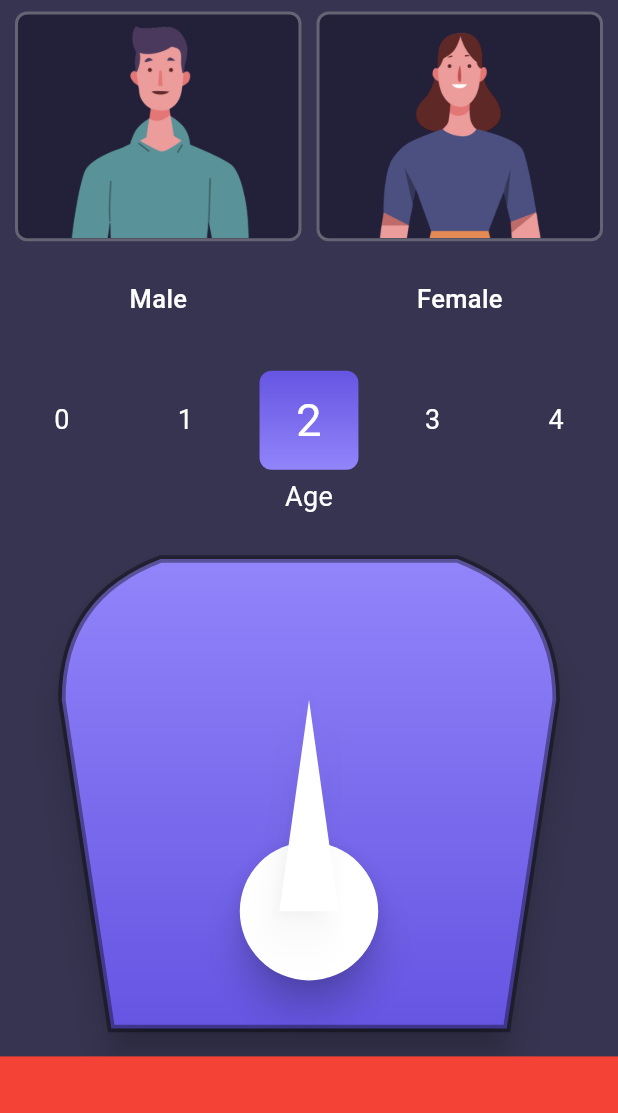
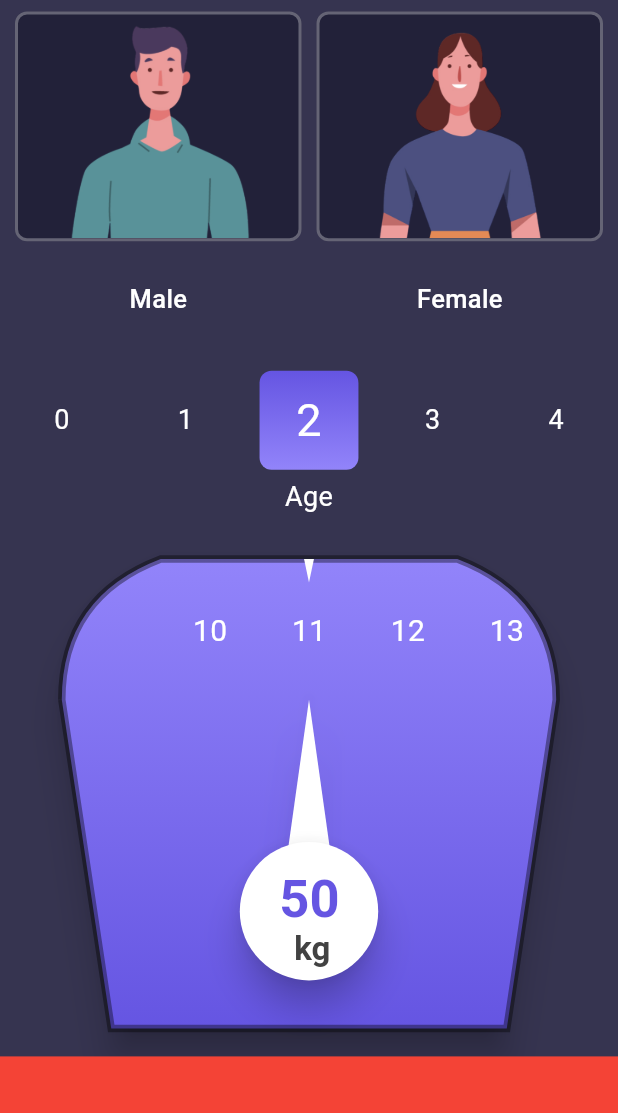
Before and after one commit to NouzNoushad/BMI_Calculator, a Flutter app: the screen it shows after launch, after a tap on an icon or button, on a phone screen of 412 x 824 dp, the part 56-1169 px from its top. Run offline on Flutter 3.47's test engine with Material 3 defaults, Android fonts, the phone set to English and light mode, and no system bars.

Commit message:
weight painter

```diff
--- a/lib/features/presentation/screens/weight_screen/components/bottom_section.dart
+++ b/lib/features/presentation/screens/weight_screen/components/bottom_section.dart
@@ -13,7 +13,7 @@ class BuildBottomSection extends StatefulWidget {
 }
 
 class _BuildBottomSectionState extends State<BuildBottomSection> {
-  int weight = 50;
+  int age = 50;
   ScrollController scrollController = ScrollController();
   @override
   Widget build(BuildContext context) {
@@ -47,8 +47,8 @@ class _BuildBottomSectionState extends State<BuildBottomSection> {
                       scrollController: scrollController,
                       maxValue: 120,
                       minValue: 0,
-                      value: weight,
-                      onChanged: (val) => setState(() => weight = val),
+                      value: age,
+                      onChanged: (val) => setState(() => age = val),
                       width: MediaQuery.of(context).size.width,
                     ),
                   ],
--- a/lib/features/presentation/screens/weight_screen/components/weight_design.dart
+++ b/lib/features/presentation/screens/weight_screen/components/weight_design.dart
@@ -1,4 +1,5 @@
 import 'package:bmi_design/core/utils/extension.dart';
+import 'package:bmi_design/features/presentation/widget/number_slider.dart';
 import 'package:flutter/material.dart';
 
 import 'weight_painter.dart';
@@ -11,6 +12,8 @@ class BuildWeightDesign extends StatefulWidget {
 }
 
 class _BuildWeightDesignState extends State<BuildWeightDesign> {
+  ScrollController scrollController = ScrollController();
+  int weight = 50;
   @override
   Widget build(BuildContext context) {
     return Align(
@@ -18,8 +21,42 @@ class _BuildWeightDesignState extends State<BuildWeightDesign> {
         width: context.width * 0.8,
         height: context.height * 0.38,
         color: Colors.transparent,
-        child: CustomPaint(
-          painter: WeightPainter(),
+        child: Stack(
+          children: [
+            CustomPaint(
+              painter: WeightPainter(
+                value: weight
+              ),
+              size: Size(
+                context.width * 0.8,
+                context.height * 0.38,
+              ),
+            ),
+            Positioned(
+              top: 15,
+              left: 0,
+              child: ClipRRect(
+                borderRadius: const BorderRadius.only(
+                  topLeft: Radius.circular(200),
+                  topRight: Radius.circular(200),
+                ),
+                child: Container(
+                  height: context.height * 0.08,
+                  width: context.width * 0.8,
+                  color: Colors.transparent,
+                  child: NumberSlider(
+                      maxValue: 130,
+                      minValue: 10,
+                      selectedFontSize: 35,
+                      unSelectedFontSize: 20,
+                      width: context.width * 0.8,
+                      value: weight,
+                      onChanged: (val) => setState(() => weight = val),
+                      scrollController: scrollController),
+                ),
+              ),
+            ),
+          ],
         ),
       ),
     );
--- a/lib/features/presentation/screens/weight_screen/components/weight_painter.dart
+++ b/lib/features/presentation/screens/weight_screen/components/weight_painter.dart
@@ -2,15 +2,20 @@ import 'package:bmi_design/core/utils/colors.dart';
 import 'package:flutter/material.dart';
 
 class WeightPainter extends CustomPainter {
+  WeightPainter({
+    required this.value,
+  });
+
+  final int value;
   @override
   void paint(Canvas canvas, Size size) {
     double h = size.height;
     double w = size.width;
     Offset offset = Offset(w * 0.5, h * 0.5);
-    Paint paint = Paint()
-      ..color = Colors.black
-      ..strokeWidth = 2
-      ..style = PaintingStyle.stroke;
+    // Paint paint = Paint()
+    //   ..color = Colors.black
+    //   ..strokeWidth = 2
+    //   ..style = PaintingStyle.stroke;
 
     Paint backgroundBorderPaint = Paint()
       ..color = Colors.black38
@@ -27,6 +32,20 @@ class WeightPainter extends CustomPainter {
           ]).createShader(Rect.fromCenter(center: offset, width: w, height: h));
 
     Paint needlePaint = Paint()..color = Colors.white;
+
+    drawText(String text, Offset offset, Color color, double size) {
+      TextPainter textPainter = TextPainter(
+        textAlign: TextAlign.center,
+        text: TextSpan(
+          text: text,
+          style: TextStyle(
+              fontSize: size, color: color, fontWeight: FontWeight.w600),
+        ),
+        textDirection: TextDirection.ltr,
+      );
+      textPainter.layout();
+      textPainter.paint(canvas, offset);
+    }
 
     ///-> background
     Path backgroundPath = Path()
@@ -50,6 +69,17 @@ class WeightPainter extends CustomPainter {
       ..lineTo(needleOffset.dx - w * 0.06, needleOffset.dy)
       ..close();
 
+    canvas.drawPath(
+        Path()
+          ..moveTo(w * 0.49, 0)
+          ..lineTo(w * 0.51, 0)
+          ..lineTo(w * 0.5, h * 0.05)
+          ..close(),
+        needlePaint);
+
+    // triangle
+    canvas.drawShadow(needlePath, Colors.black, 10, false);
+    canvas.drawPath(needlePath, needlePaint);
     // circle
     canvas.drawShadow(
         Path()
@@ -58,9 +88,19 @@ class WeightPainter extends CustomPainter {
         10,
         false);
     canvas.drawCircle(needleOffset, w * 0.14, needlePaint);
-    // triangle
-    canvas.drawShadow(needlePath, Colors.black, 10, false);
-    canvas.drawPath(needlePath, needlePaint);
+    drawText(
+        value.toString(),
+        Offset(
+            needleOffset.dx -
+                (value.toString().length > 2 ? w * 0.1 : w * 0.06),
+            needleOffset.dy - h * 0.09),
+        AppColors.blueColor,
+        35);
+    drawText(
+        'kg',
+        Offset(needleOffset.dx - w * 0.03, needleOffset.dy + h * 0.04),
+        Colors.grey.shade800,
+        22);
   }
 
   @override
--- a/lib/features/presentation/widget/number_slider.dart
+++ b/lib/features/presentation/widget/number_slider.dart
@@ -10,6 +10,8 @@ class NumberSlider extends StatelessWidget {
     required this.value,
     required this.onChanged,
     required this.scrollController,
+    this.selectedFontSize = 30,
+    this.unSelectedFontSize = 18,
   });
   final int minValue;
   final int maxValue;
@@ -17,6 +19,8 @@ class NumberSlider extends StatelessWidget {
   final int value;
   final ValueChanged<int> onChanged;
   final ScrollController scrollController;
+  final double selectedFontSize;
+  final double unSelectedFontSize;
 
   double get itemExtent => width / 5;
 
@@ -47,12 +51,12 @@ class NumberSlider extends StatelessWidget {
                     child: Text(
                       itemValue.toString(),
                       style: itemValue == value
-                          ? const TextStyle(
-                              fontSize: 30,
+                          ? TextStyle(
+                              fontSize: selectedFontSize,
                               color: Colors.white,
                             )
-                          : const TextStyle(
-                              fontSize: 18,
+                          : TextStyle(
+                              fontSize: unSelectedFontSize,
                               color: Colors.white,
                             ),
                     ),
```
